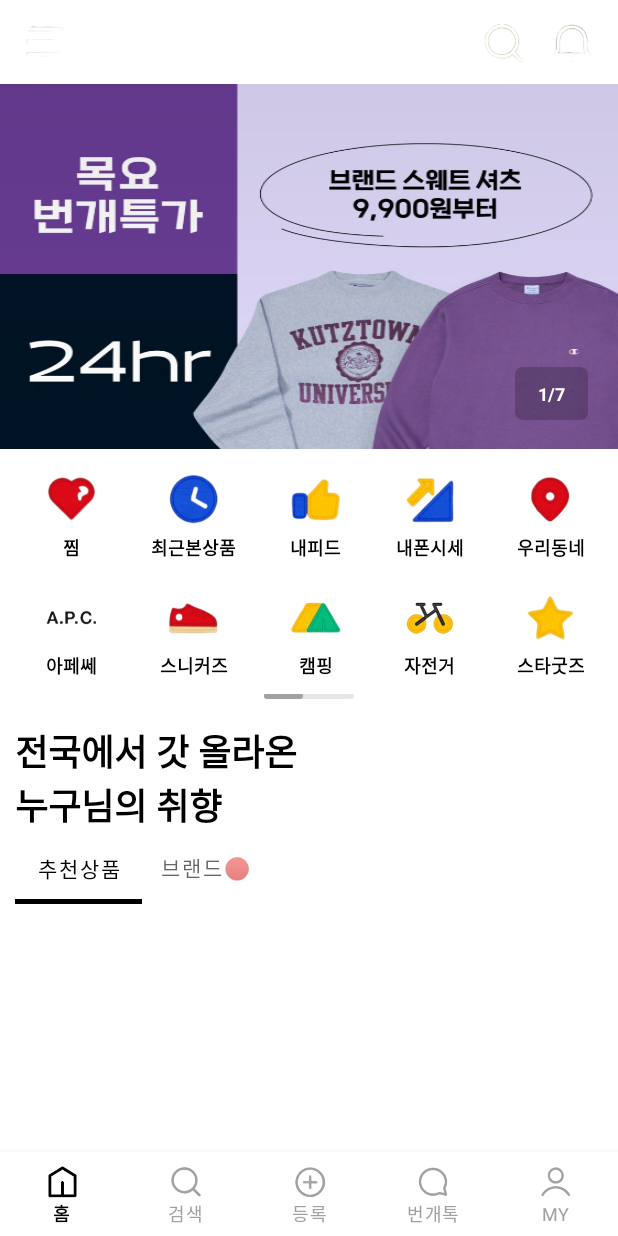
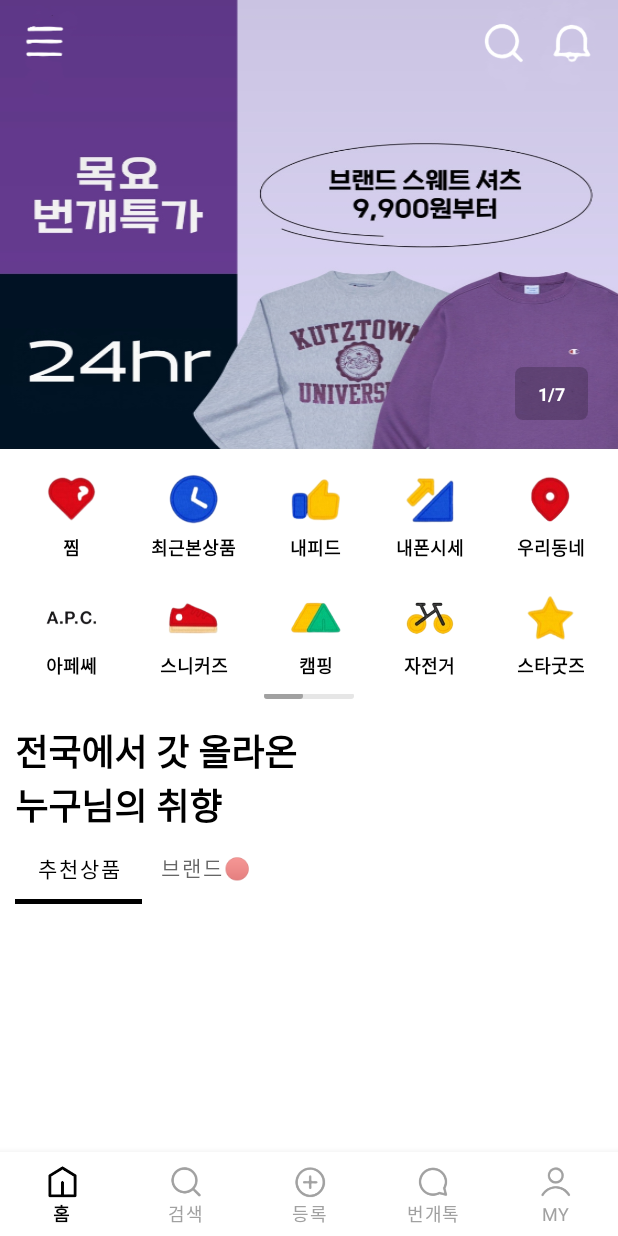
Before and after one commit to mock-rc8/bunjang_android_viva, an Android app: the screen it shows after launch (MainActivity), after a tap on an icon or button, on a phone screen of 412 x 824 dp. Run offline under Robolectric (Android 15) with nearby library versions, the light colour scheme and no system bars; pictures from the network do not load; 1 statement that could not run was skipped.

Commit message:
Bunjang clone home fragment 수정완료

```diff
--- a/app/src/main/java/com/example/bunjang_clone/config/ApplicationClass.kt
+++ b/app/src/main/java/com/example/bunjang_clone/config/ApplicationClass.kt
@@ -27,7 +27,7 @@
     // 앱이 처음 생성되는 순간, SP를 새로 만들어주고, 레트로핏 인스턴스를 생성합니다.
     override fun onCreate() {
         super.onCreate()
-        sSharedPreferences = applicationContext.getSharedPreferences("Bunjang", MODE_PRIVATE)
+        sSharedPreferences = applicationContext.getSharedPreferences("X-ACCESS-TOKEN", MODE_PRIVATE)
 
         // 레트로핏 인스턴스 생성
         initRetrofitInstance()
--- a/app/src/main/java/com/example/bunjang_clone/src/home/HomeFragment.kt
+++ b/app/src/main/java/com/example/bunjang_clone/src/home/HomeFragment.kt
@@ -1,14 +1,21 @@
 package com.example.bunjang_clone.src.home
 
+import android.graphics.Color
 import android.os.Bundle
 import android.os.Handler
 import android.os.Looper
 import android.view.View
+import androidx.core.content.ContextCompat
 import androidx.viewpager2.widget.ViewPager2
 import com.example.bunjang_clone.R
 import com.example.bunjang_clone.config.BaseFragment
 import com.example.bunjang_clone.databinding.FragmentHomeBinding
+import com.example.bunjang_clone.src.home.adapter.AdSliderAdapter
+import com.example.bunjang_clone.src.home.adapter.HomeVpAdapter
+import com.google.android.material.appbar.AppBarLayout
 import com.google.android.material.tabs.TabLayoutMediator
+import kotlin.math.abs
+import kotlin.math.min
 
 class HomeFragment : BaseFragment<FragmentHomeBinding>(FragmentHomeBinding::bind, R.layout.fragment_home) {
 
@@ -18,7 +25,7 @@
 
     private lateinit var adSliderAdapter: AdSliderAdapter
 
-    var adPageCnt = 0
+    private var adPageCnt = 0
 
     private val information = arrayListOf("추천상품", "브랜드\uD83D\uDD34")
 
@@ -34,16 +41,19 @@
         // 중간 추천상품, 브랜드
         productAdapter()
 
-        adTread = Thread() {
-            val handler = Handler(Looper.getMainLooper())
-            while (adViewThred) {
-                handler.post {
-                    binding.vpHomeAd.setCurrentItem(adPageCnt++ % adViewList.size, false)
-                }
-                Thread.sleep(2000)
+        binding.appbarHome.addOnOffsetChangedListener(AppBarLayout.OnOffsetChangedListener { appBarLayout, verticalOffset ->
+            val alpha = min(abs(verticalOffset / 3), 255)
+            binding.toolbarHome.setBackgroundColor(Color.argb(alpha, 255, 255, 255))
+            if (alpha > 255 / 2){
+                binding.ivHomeMore.setColorFilter(Color.rgb(0,0,0))
+                binding.ivHomeAlarm.setColorFilter(Color.rgb(0,0,0))
+                binding.ivHomeSearch.setColorFilter(Color.rgb(0,0,0))
+            } else {
+                binding.ivHomeMore.setColorFilter(Color.rgb(255,255,255))
+                binding.ivHomeAlarm.setColorFilter(Color.rgb(255,255,255))
+                binding.ivHomeSearch.setColorFilter(Color.rgb(255,255,255))
             }
-        }
-        adTread.start()
+        })
 
     }
 
@@ -71,6 +81,18 @@
                 super.onPageSelected(position)
             }
         })
+
+        adTread = Thread() {
+            val handler = Handler(Looper.getMainLooper())
+            while (adViewThred) {
+                handler.post {
+                    binding.vpHomeAd.setCurrentItem(adPageCnt++ % adViewList.size, false)
+                }
+                Thread.sleep(2000)
+            }
+        }
+        adTread.start()
+
     }
 
     override fun onDestroy() {
--- a/app/src/main/java/com/example/bunjang_clone/src/home/AdSliderAdapter.kt
+++ b/app/src/main/java/com/example/bunjang_clone/src/home/adapter/AdSliderAdapter.kt
@@ -1,4 +1,4 @@
-package com.example.bunjang_clone.src.home
+package com.example.bunjang_clone.src.home.adapter
 
 import android.view.LayoutInflater
 import android.view.ViewGroup
--- a/app/src/main/java/com/example/bunjang_clone/src/home/HomeVpAdapter.kt
+++ b/app/src/main/java/com/example/bunjang_clone/src/home/adapter/HomeVpAdapter.kt
@@ -1,7 +1,9 @@
-package com.example.bunjang_clone.src.home
+package com.example.bunjang_clone.src.home.adapter
 
 import androidx.fragment.app.Fragment
 import androidx.viewpager2.adapter.FragmentStateAdapter
+import com.example.bunjang_clone.src.home.BrandFragment
+import com.example.bunjang_clone.src.home.RecommendPdFragment
 
 class HomeVpAdapter(fragment: Fragment) : FragmentStateAdapter(fragment) {
     override fun getItemCount(): Int = 2
--- a/app/src/main/java/com/example/bunjang_clone/src/login/PhoneLoginActivity.kt
+++ b/app/src/main/java/com/example/bunjang_clone/src/login/PhoneLoginActivity.kt
@@ -379,7 +379,7 @@
     override fun onSingUpSuccess(response : SignUpResponse) {
         if (response.isSuccess){
             Log.d("jwt확인", "SingUp : ${response.result.jwt}")
-            ApplicationClass.sSharedPreferences.edit().putString("Bunjang", response.result.jwt).apply()
+            ApplicationClass.sSharedPreferences.edit().putString("X-ACCESS-TOKEN", response.result.jwt).apply()
             Log.d("jwt확인", "SingUp : ${response.code}")
             startActivity(Intent(this, MainActivity::class.java))
             finish()
@@ -392,7 +392,7 @@
 
         if(response.isSuccess){
             Log.d("jwt확인", "SingUp : ${response.result.jwt}")
-            ApplicationClass.sSharedPreferences.edit().putString("Bunjang", response.result.jwt).apply()
+            ApplicationClass.sSharedPreferences.edit().putString("X-ACCESS-TOKEN", response.result.jwt).apply()
             Log.d("jwt확인", "SingUp : ${response.code}")
             startActivity(Intent(this, MainActivity::class.java))
             finish()
--- a/app/src/main/res/layout/fragment_home.xml
+++ b/app/src/main/res/layout/fragment_home.xml
@@ -5,6 +5,7 @@
     android:layout_height="match_parent">
 
     <com.google.android.material.appbar.AppBarLayout
+        android:id="@+id/appbar_home"
         android:layout_width="match_parent"
         android:layout_height="wrap_content"
         android:backgroundTint="@color/white"
@@ -555,6 +556,7 @@
                 android:layout_height="?actionBarSize" />
 
             <androidx.constraintlayout.widget.ConstraintLayout
+                android:id="@+id/toolbar_home"
                 android:layout_width="match_parent"
                 android:layout_height="?actionBarSize"
                 android:background="@color/white"
```
Also changed, not shown: app/src/main/java/com/example/bunjang_clone/src/home/RecommendActivityInterface.kt (added, +15 -0 lines), app/src/main/java/com/example/bunjang_clone/src/home/RecommendRetrofitInterface.kt (added, +17 -0 lines), app/src/main/java/com/example/bunjang_clone/src/home/RecommendService.kt (added, +40 -0 lines), app/src/main/java/com/example/bunjang_clone/src/home/adapter/RecommendPdRvAdapter.kt (added, +24 -0 lines).
